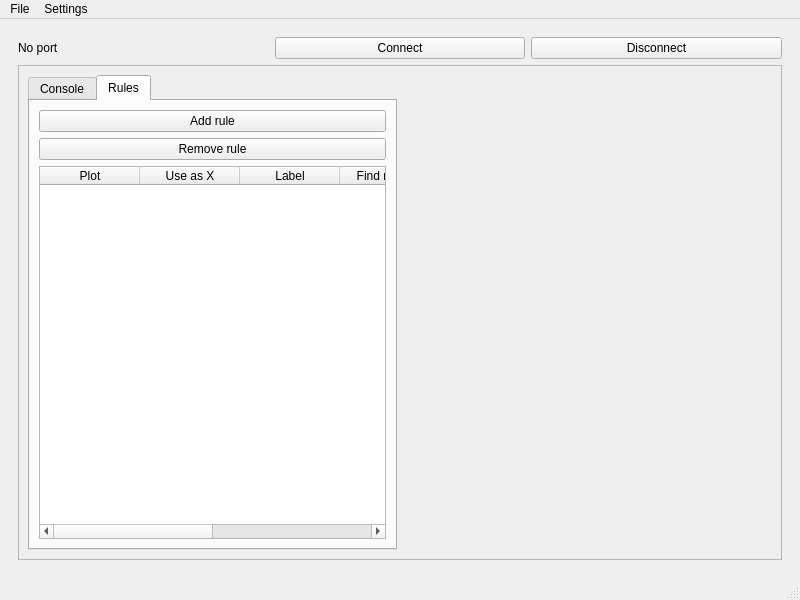
Qt form form.ui (krupis/PlotTTY) before a commit.
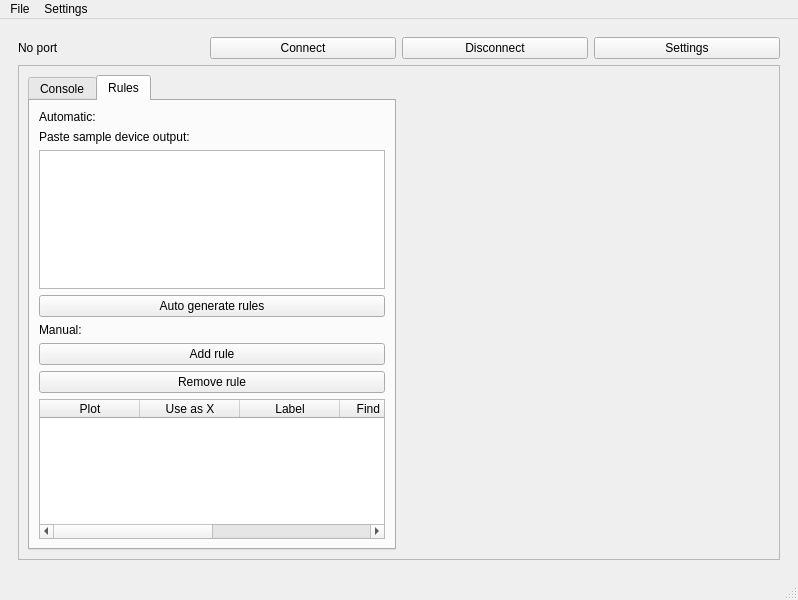
The same form after that commit. Custom widgets are drawn as their Qt base class.

Commit message: Update form.ui by adding rules suggestion part

Diff of the .ui file:
```diff
--- a/form.ui
+++ b/form.ui
@@ -6,7 +6,7 @@
    <rect>
     <x>0</x>
     <y>0</y>
-    <width>800</width>
+    <width>798</width>
     <height>600</height>
    </rect>
   </property>
@@ -42,6 +42,13 @@
             </property>
            </widget>
           </item>
+          <item>
+           <widget class="QPushButton" name="pushButton">
+            <property name="text">
+             <string>Settings</string>
+            </property>
+           </widget>
+          </item>
          </layout>
         </item>
         <item>
@@ -83,6 +90,37 @@
                   <layout class="QVBoxLayout" name="verticalLayout_7">
                    <item>
                     <layout class="QVBoxLayout" name="RulesLayout">
+                     <item>
+                      <widget class="QLabel" name="AutomaticLabel">
+                       <property name="text">
+                        <string>Automatic:</string>
+                       </property>
+                      </widget>
+                     </item>
+                     <item>
+                      <widget class="QLabel" name="PasteSampleLabel">
+                       <property name="text">
+                        <string>Paste sample device output:</string>
+                       </property>
+                      </widget>
+                     </item>
+                     <item>
+                      <widget class="QPlainTextEdit" name="SampleOutputTextEdit"/>
+                     </item>
+                     <item>
+                      <widget class="QPushButton" name="GenerateRulesButton">
+                       <property name="text">
+                        <string>Auto generate rules</string>
+                       </property>
+                      </widget>
+                     </item>
+                     <item>
+                      <widget class="QLabel" name="ManualLabel">
+                       <property name="text">
+                        <string>Manual:</string>
+                       </property>
+                      </widget>
+                     </item>
                      <item>
                       <widget class="QPushButton" name="AddRuleButton">
                        <property name="text">
@@ -165,7 +203,7 @@
     <rect>
      <x>0</x>
      <y>0</y>
-     <width>800</width>
+     <width>798</width>
      <height>22</height>
     </rect>
    </property>
```
The commit also changes 1 other file.
